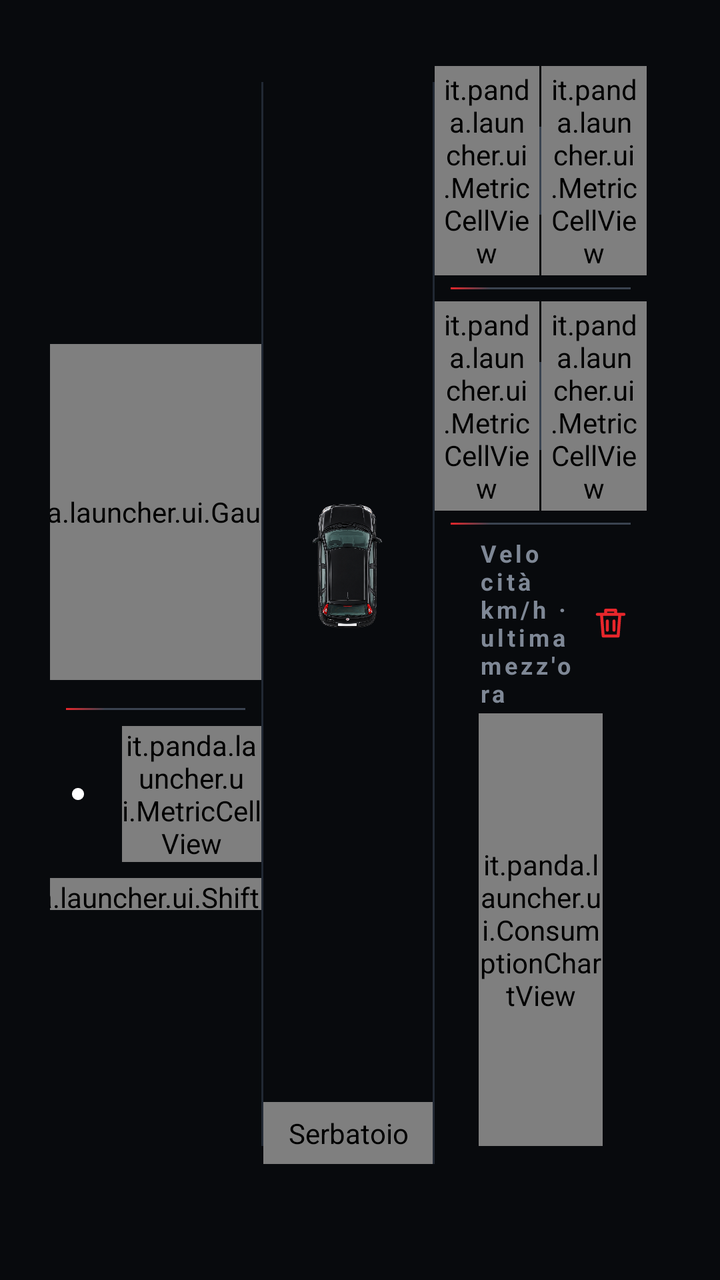
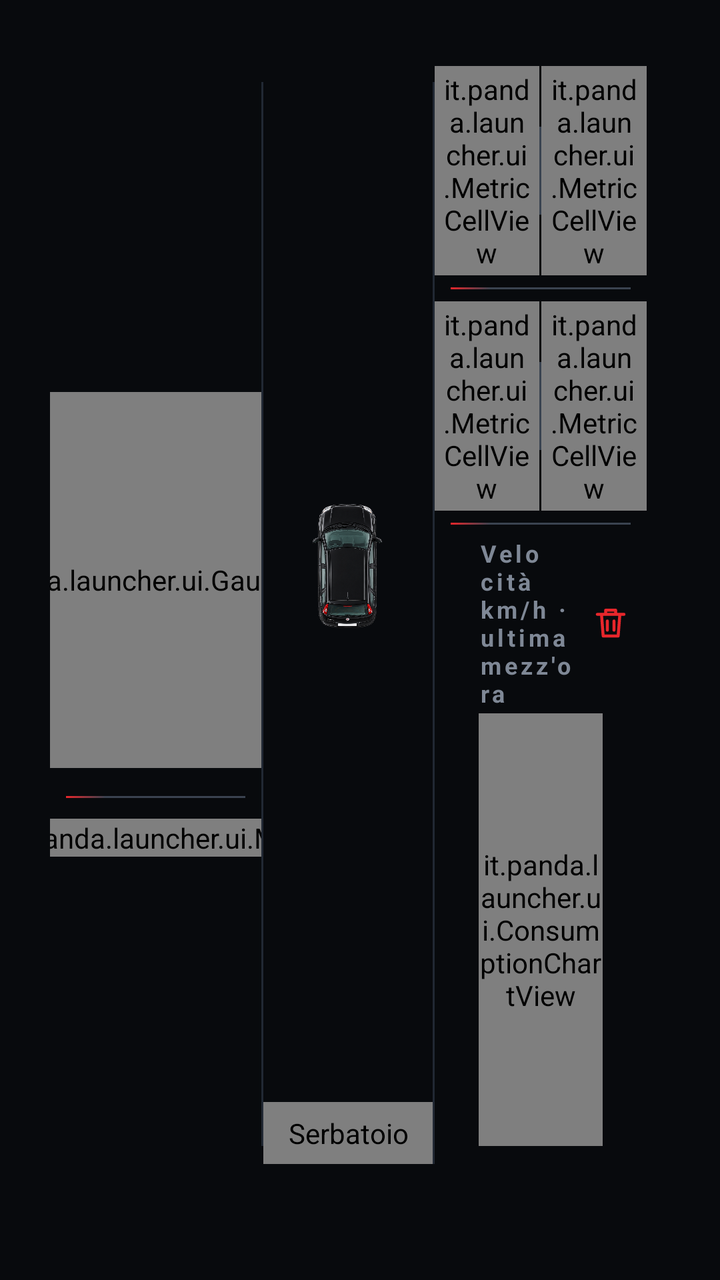

Two renders of the same Android screen: before a commit and after it. Below are the layout's source before the change and the commit's diff.
<!-- AndroidManifest.xml: application theme Theme.Panda -->
<!-- res/layout/page_home.xml -->
<?xml version="1.0" encoding="utf-8"?>
<LinearLayout xmlns:android="http://schemas.android.com/apk/res/android"
    xmlns:app="http://schemas.android.com/apk/res-auto"
    android:layout_width="match_parent"
    android:layout_height="match_parent"
    android:baselineAligned="false"
    android:orientation="horizontal"
    android:paddingStart="25dp"
    android:paddingTop="33dp"
    android:paddingEnd="36.5dp"
    android:paddingBottom="22dp">

    
    <LinearLayout
        android:layout_width="0dp"
        android:layout_height="match_parent"
        android:layout_weight="1"
        android:gravity="center"
        android:orientation="vertical"
        android:paddingBottom="24dp">

        
        <LinearLayout
            android:id="@+id/home_extra_block"
            android:layout_width="match_parent"
            android:layout_height="wrap_content"
            android:orientation="vertical"
            android:visibility="gone">

        <LinearLayout
            android:id="@+id/home_nav_block"
            android:layout_width="match_parent"
            android:layout_height="wrap_content"
            android:orientation="vertical">

        <LinearLayout
            android:layout_width="match_parent"
            android:layout_height="76dp"
            android:layout_marginStart="8dp"
            android:layout_marginEnd="8dp"
            android:gravity="center_vertical"
            android:orientation="horizontal">

            <ImageView
                android:id="@+id/home_nav_arrow"
                android:layout_width="64dp"
                android:layout_height="64dp"
                android:importantForAccessibility="no"
                android:scaleType="fitCenter"
                android:src="@drawable/ic_navigation" />

            <LinearLayout
                android:layout_width="0dp"
                android:layout_height="wrap_content"
                android:layout_marginStart="12dp"
                android:layout_weight="1"
                android:gravity="center_vertical"
                android:orientation="vertical">

                <TextView
                    android:id="@+id/home_nav_distance"
                    style="@style/TileValue"
                    android:includeFontPadding="false"
                    android:singleLine="true"
                    android:textColor="@color/accent"
                    android:textSize="30sp" />

                <TextView
                    android:id="@+id/home_nav_text"
                    android:layout_width="match_parent"
                    android:layout_height="wrap_content"
                    android:layout_marginTop="2dp"
                    android:ellipsize="end"
                    android:maxLines="2"
                    android:textColor="@color/text"
                    android:textSize="14sp" />
            </LinearLayout>
        </LinearLayout>

        
        <LinearLayout
            android:layout_width="match_parent"
            android:layout_height="wrap_content"
            android:layout_marginTop="8dp"
            android:baselineAligned="false"
            android:orientation="horizontal">

            <it.panda.launcher.ui.MetricCellView
                android:id="@+id/home_nav_time"
                android:layout_width="0dp"
                android:layout_height="wrap_content"
                android:layout_weight="1"
                android:layout_marginStart="8dp"
                android:layout_marginEnd="4dp"
                android:background="@drawable/bg_nav_chip"
                android:paddingStart="8dp"
                android:paddingTop="6dp"
                android:paddingEnd="8dp"
                android:paddingBottom="6dp"
                app:centered="true"
                app:valueSize="22sp"
                app:unit="" />

            <it.panda.launcher.ui.MetricCellView
                android:id="@+id/home_nav_arrival"
                android:layout_width="0dp"
                android:layout_height="wrap_content"
                android:layout_weight="1"
                android:layout_marginStart="4dp"
                android:layout_marginEnd="8dp"
                android:background="@drawable/bg_nav_chip"
                android:paddingStart="8dp"
                android:paddingTop="6dp"
                android:paddingEnd="8dp"
                android:paddingBottom="6dp"
                app:centered="true"
                app:valueSize="22sp"
                app:unit="" />
        </LinearLayout>
        </LinearLayout>

        
        <LinearLayout
            android:id="@+id/home_radio_block"
            android:layout_width="match_parent"
            android:layout_height="76dp"
            android:layout_marginStart="8dp"
            android:layout_marginEnd="8dp"
            android:gravity="center_vertical"
            android:orientation="horizontal"
            android:visibility="gone">

            <ImageView
                android:id="@+id/home_radio_art"
                android:layout_width="64dp"
                android:layout_height="64dp"
                android:importantForAccessibility="no"
                android:scaleType="fitCenter"
                android:src="@drawable/ic_album" />

            <LinearLayout
                android:layout_width="0dp"
                android:layout_height="wrap_content"
                android:layout_marginStart="12dp"
                android:layout_weight="1"
                android:gravity="center_vertical"
                android:orientation="vertical">

                <TextView
                    android:id="@+id/home_radio_title"
                    style="@style/TileValue"
                    android:ellipsize="end"
                    android:includeFontPadding="false"
                    android:singleLine="true"
                    android:textColor="@color/accent"
                    android:textSize="26sp" />

                <TextView
                    android:id="@+id/home_radio_text"
                    android:layout_width="match_parent"
                    android:layout_height="wrap_content"
                    android:layout_marginTop="2dp"
                    android:ellipsize="end"
                    android:maxLines="2"
                    android:textColor="@color/text"
                    android:textSize="14sp" />
            </LinearLayout>
        </LinearLayout>

        <View
            android:layout_width="match_parent"
            android:layout_height="1dp"
            android:layout_marginStart="8dp"
            android:layout_marginTop="10dp"
            android:layout_marginEnd="8dp"
            android:layout_marginBottom="30dp"
            android:background="@drawable/bg_sep_racing" />
        </LinearLayout>

        <it.panda.launcher.ui.GaugeView
            android:id="@+id/speed_gauge"
            android:layout_width="210dp"
            android:layout_height="168dp" />

        <View
            android:layout_width="match_parent"
            android:layout_height="1dp"
            android:layout_marginStart="8dp"
            android:layout_marginTop="14dp"
            android:layout_marginEnd="8dp"
            android:layout_marginBottom="8dp"
            android:background="@drawable/bg_sep_racing" />

        
        <LinearLayout
            android:layout_width="wrap_content"
            android:layout_height="wrap_content"
            android:gravity="center_vertical"
            android:orientation="horizontal">

            <ImageView
                android:id="@+id/rpm_shift_arrow"
                android:layout_width="28dp"
                android:layout_height="28dp"
                android:layout_marginEnd="8dp"
                android:contentDescription="@string/shift_up"
                android:src="@drawable/ic_shift_neutral" />

            <it.panda.launcher.ui.MetricCellView
                android:id="@+id/cell_rpm"
                android:layout_width="wrap_content"
                android:layout_height="wrap_content"
                android:background="@android:color/transparent"
                android:paddingStart="0dp"
                android:paddingTop="0dp"
                android:paddingEnd="0dp"
                android:paddingBottom="0dp"
                app:unit="@string/unit_rpm"
                app:valueSize="36sp"
                app:valueTemplate="0,0" />
        </LinearLayout>

        <it.panda.launcher.ui.ShiftLightsView
            android:id="@+id/rpm_bar"
            android:layout_width="210dp"
            android:layout_height="16dp"
            android:layout_marginTop="8dp" />
    </LinearLayout>

    <View
        android:layout_width="1dp"
        android:layout_height="match_parent"
        android:layout_marginTop="8dp"
        android:layout_marginBottom="45dp"
        android:background="@color/line" />

    
    <LinearLayout
        android:layout_width="0dp"
        android:layout_height="match_parent"
        android:layout_weight="0.8"
        android:orientation="vertical">

        <ImageView
            android:id="@+id/car_image"
            android:layout_width="match_parent"
            android:layout_height="0dp"
            android:layout_marginStart="24dp"
            android:layout_marginEnd="24dp"
            android:layout_weight="1"
            android:contentDescription="@string/app_name"
            android:scaleType="fitCenter"
            android:src="@drawable/car_panda_top" />

        
        <LinearLayout
            android:layout_width="match_parent"
            android:layout_height="wrap_content"
            android:layout_marginTop="18dp"
            android:layout_marginBottom="36dp"
            android:orientation="vertical">

            <it.panda.launcher.ui.MetricCellView
                android:id="@+id/cell_fuel"
                android:layout_width="match_parent"
                android:layout_height="wrap_content"
                android:background="@android:color/transparent"
                android:contentDescription="@string/label_fuel"
                android:paddingStart="0dp"
                android:paddingTop="6dp"
                android:paddingEnd="0dp"
                android:paddingBottom="6dp"
                app:centerContent="true"
                app:icon="fuel"
                app:iconSize="40dp"
                app:valueSize="38sp"
                app:unit="@string/unit_percent" />
        </LinearLayout>
    </LinearLayout>

    <View
        android:layout_width="1dp"
        android:layout_height="match_parent"
        android:layout_marginTop="8dp"
        android:layout_marginBottom="36dp"
        android:background="@color/line" />

    
    <LinearLayout
        android:layout_width="0dp"
        android:layout_height="match_parent"
        android:layout_weight="1"
        android:orientation="vertical"
        android:paddingBottom="45dp">

        <LinearLayout
            android:layout_width="match_parent"
            android:layout_height="wrap_content"
            android:baselineAligned="false"
            android:orientation="horizontal">

            <it.panda.launcher.ui.MetricCellView
                android:id="@+id/cell_distance"
                android:layout_width="0dp"
                android:layout_height="wrap_content"
                android:layout_weight="1"
                android:background="@android:color/transparent"
                android:paddingStart="4dp"
                android:paddingTop="2dp"
                android:paddingEnd="4dp"
                android:paddingBottom="2dp"
                app:centered="true"
                app:label="@string/label_distance"
                app:large="true"
                app:unit="@string/unit_km" />
            <View
                android:layout_width="1dp"
                android:layout_height="44dp"
                android:layout_gravity="center_vertical"
                android:background="@color/line_strong" />
            <it.panda.launcher.ui.MetricCellView
                android:id="@+id/cell_time"
                android:layout_width="0dp"
                android:layout_height="wrap_content"
                android:layout_weight="1"
                android:background="@android:color/transparent"
                android:paddingStart="4dp"
                android:paddingTop="2dp"
                android:paddingEnd="4dp"
                android:paddingBottom="2dp"
                app:centered="true"
                app:label="@string/label_time"
                app:large="true"
                app:unit="" />        </LinearLayout>

        <View
            android:layout_width="match_parent"
            android:layout_height="1dp"
            android:layout_marginStart="8dp"
            android:layout_marginTop="6dp"
            android:layout_marginEnd="8dp"
            android:layout_marginBottom="6dp"
            android:background="@drawable/bg_sep_racing" />

        <LinearLayout
            android:layout_width="match_parent"
            android:layout_height="wrap_content"
            android:baselineAligned="false"
            android:orientation="horizontal">

            <it.panda.launcher.ui.MetricCellView
                android:id="@+id/cell_fuel_pct"
                android:layout_width="0dp"
                android:layout_height="wrap_content"
                android:layout_weight="1"
                android:background="@android:color/transparent"
                android:paddingStart="4dp"
                android:paddingTop="2dp"
                android:paddingEnd="4dp"
                android:paddingBottom="2dp"
                app:centered="true"
                app:label="@string/label_fuel_pct"
                app:large="true"
                app:unit="@string/unit_percent" />
            <View
                android:layout_width="1dp"
                android:layout_height="44dp"
                android:layout_gravity="center_vertical"
                android:background="@color/line_strong" />
            <it.panda.launcher.ui.MetricCellView
                android:id="@+id/cell_fuel_used"
                android:layout_width="0dp"
                android:layout_height="wrap_content"
                android:layout_weight="1"
                android:background="@android:color/transparent"
                android:paddingStart="4dp"
                android:paddingTop="2dp"
                android:paddingEnd="4dp"
                android:paddingBottom="2dp"
                app:centered="true"
                app:label="@string/label_fuel_used"
                app:large="true"
                app:unit="@string/unit_l" />        </LinearLayout>

        
        <LinearLayout
            android:id="@+id/home_detail_block"
            android:layout_width="match_parent"
            android:layout_height="wrap_content"
            android:orientation="vertical"
            android:visibility="gone">

        <View
            android:layout_width="match_parent"
            android:layout_height="1dp"
            android:layout_marginStart="8dp"
            android:layout_marginTop="6dp"
            android:layout_marginEnd="8dp"
            android:layout_marginBottom="6dp"
            android:background="@drawable/bg_sep_racing" />

        <LinearLayout
            android:layout_width="match_parent"
            android:layout_height="wrap_content"
            android:baselineAligned="false"
            android:orientation="horizontal">

            <it.panda.launcher.ui.MetricCellView
                android:id="@+id/cell_avg_speed"
                android:layout_width="0dp"
                android:layout_height="wrap_content"
                android:layout_weight="1"
                android:background="@android:color/transparent"
                android:paddingStart="4dp"
                android:paddingTop="2dp"
                android:paddingEnd="4dp"
                android:paddingBottom="2dp"
                app:centered="true"
                app:label="@string/label_avg_speed"
                app:large="true"
                app:unit="@string/unit_kmh" />
            <View
                android:layout_width="1dp"
                android:layout_height="44dp"
                android:layout_gravity="center_vertical"
                android:background="@color/line_strong" />
            <it.panda.launcher.ui.MetricCellView
                android:id="@+id/cell_cost"
                android:layout_width="0dp"
                android:layout_height="wrap_content"
                android:layout_weight="1"
                android:background="@android:color/transparent"
                android:paddingStart="4dp"
                android:paddingTop="2dp"
                android:paddingEnd="4dp"
                android:paddingBottom="2dp"
                app:centered="true"
                app:label="@string/label_cost"
                app:large="true"
                app:unit="@string/unit_euro" />        </LinearLayout>
        </LinearLayout>

        <View
            android:layout_width="match_parent"
            android:layout_height="1dp"
            android:layout_marginStart="8dp"
            android:layout_marginTop="6dp"
            android:layout_marginEnd="8dp"
            android:layout_marginBottom="6dp"
            android:background="@drawable/bg_sep_racing" />

        
        <LinearLayout
            android:layout_width="match_parent"
            android:layout_height="wrap_content"
            android:gravity="center_vertical"
            android:orientation="horizontal"
            android:paddingStart="22dp"
            android:paddingEnd="0dp">

            <TextView
                style="@style/SectionLabel"
                android:layout_width="0dp"
                android:layout_height="wrap_content"
                android:layout_weight="1"
                android:text="@string/chart_caption_speed" />

            <ImageView
                android:id="@+id/trip_reset_small"
                android:layout_width="36dp"
                android:layout_height="36dp"
                android:background="?android:attr/selectableItemBackgroundBorderless"
                android:clickable="true"
                android:contentDescription="@string/trip_reset"
                android:focusable="true"
                android:padding="8dp"
                android:src="@drawable/ic_reset"
                android:tint="@color/racing" />
        </LinearLayout>

        <it.panda.launcher.ui.ConsumptionChartView
            android:id="@+id/consumption_chart"
            android:layout_width="match_parent"
            android:layout_height="0dp"
            android:layout_marginStart="22dp"
            android:layout_marginTop="2dp"
            android:layout_marginEnd="22dp"
            android:layout_weight="1"
            app:timeAxis="true" />
    </LinearLayout>
</LinearLayout>
<!-- resources referenced by this layout -->
<resources>
  <color name="accent">#FFC400</color>
  <color name="line">#212833</color>
  <color name="line_strong">#3A4350</color>
  <color name="racing">#E8262B</color>
  <color name="text">#F4F6F8</color>
  <!-- drawable bg_nav_chip (drawable) -->
  <?xml version="1.0" encoding="utf-8"?>
  <shape xmlns:android="http://schemas.android.com/apk/res/android" android:shape="rectangle">
      <solid android:color="#12FFFFFF" />
      <stroke android:width="1dp" android:color="#2EFFFFFF" />
      <corners android:radius="10dp" />
  </shape>
  <!-- drawable bg_sep_racing (drawable) -->
  <?xml version="1.0" encoding="utf-8"?>
  <shape xmlns:android="http://schemas.android.com/apk/res/android" android:shape="rectangle">
      <gradient
          android:angle="0"
          android:centerColor="#3A4350"
          android:centerX="0.22"
          android:endColor="#3A4350"
          android:startColor="#E8262B" />
  </shape>
  <!-- drawable ic_shift_neutral (drawable) -->
  <?xml version="1.0" encoding="utf-8"?>
  <vector xmlns:android="http://schemas.android.com/apk/res/android"
      android:width="24dp"
      android:height="24dp"
      android:viewportWidth="24"
      android:viewportHeight="24">
      <path
          android:fillColor="#FFFFFFFF"
          android:pathData="M12,12m-2.6,0a2.6,2.6 0 1,0 5.2,0a2.6,2.6 0 1,0 -5.2,0" />
  </vector>
  <string name="app_name">Panda Launcher</string>
  <string name="chart_caption_speed">Velocità km/h · ultima mezz\'ora</string>
  <string name="label_avg_speed">Velocità media</string>
  <string name="label_cost">Costo</string>
  <string name="label_distance">Distanza percorsa</string>
  <string name="label_fuel">Serbatoio</string>
  <string name="label_fuel_pct">Carburante consumato</string>
  <string name="label_fuel_used">Benzina consumata</string>
  <string name="label_time">Tempo trascorso</string>
  <string name="shift_up">cambia marcia</string>
  <string name="trip_reset">Azzera i dati</string>
  <string name="unit_euro">€</string>
  <string name="unit_km">km</string>
  <string name="unit_kmh">km/h</string>
  <string name="unit_l">l</string>
  <string name="unit_percent">%</string>
  <string name="unit_rpm">×1000 rpm</string>
  <style name="SectionLabel">
          <item name="android:layout_width">wrap_content</item>
          <item name="android:layout_height">wrap_content</item>
          <item name="android:textColor">@color/muted</item>
          <item name="android:textSize">12sp</item>
          <item name="android:letterSpacing">0.14</item>
          <item name="android:textStyle">bold</item>
      </style>
  <style name="TileValue">
          <item name="android:layout_width">wrap_content</item>
          <item name="android:layout_height">wrap_content</item>
          <item name="android:textColor">@color/text</item>
          <item name="android:textSize">24sp</item>
          <item name="android:textStyle">bold</item>
          <item name="android:fontFeatureSettings">tnum</item>
      </style>
  <style name="Theme.Panda" parent="@android:style/Theme.Material.NoActionBar">
          <item name="android:windowBackground">@color/bg</item>
          <item name="android:colorBackground">@color/bg</item>
          <item name="android:colorAccent">@color/accent</item>
          <item name="android:statusBarColor">@color/bg</item>
          <item name="android:navigationBarColor">@color/bg</item>
          <item name="android:textColorPrimary">@color/text</item>
          <item name="android:textColorSecondary">@color/muted</item>
      </style>
  <color name="muted">#7F8896</color>
  <color name="bg">#080A0D</color>
  <!-- unchanged entries left out for length: 4 -->
</resources>

<!-- the commit's change to res/layout/page_home.xml (unified diff, before → after) -->
@@ -24,18 +24,26 @@
             android:id="@+id/home_extra_block"
             android:layout_width="match_parent"
             android:layout_height="wrap_content"
+            android:clipChildren="false"
             android:orientation="vertical"
             android:visibility="gone">
 
+        
+        <FrameLayout
+            android:layout_width="match_parent"
+            android:layout_height="96dp"
+            android:translationY="-5dp">
+
         <LinearLayout
             android:id="@+id/home_nav_block"
             android:layout_width="match_parent"
-            android:layout_height="wrap_content"
-            android:orientation="vertical">
-
-        <LinearLayout
-            android:layout_width="match_parent"
-            android:layout_height="76dp"
+            android:layout_height="match_parent"
+            android:orientation="vertical"
+            android:visibility="gone">
+
+        <LinearLayout
+            android:layout_width="match_parent"
+            android:layout_height="96dp"
             android:layout_marginStart="8dp"
             android:layout_marginEnd="8dp"
             android:gravity="center_vertical"
@@ -43,8 +51,8 @@
 
             <ImageView
                 android:id="@+id/home_nav_arrow"
-                android:layout_width="64dp"
-                android:layout_height="64dp"
+                android:layout_width="80dp"
+                android:layout_height="80dp"
                 android:importantForAccessibility="no"
                 android:scaleType="fitCenter"
                 android:src="@drawable/ic_navigation" />
@@ -63,7 +71,7 @@
                     android:includeFontPadding="false"
                     android:singleLine="true"
                     android:textColor="@color/accent"
-                    android:textSize="30sp" />
+                    android:textSize="38sp" />
 
                 <TextView
                     android:id="@+id/home_nav_text"
@@ -73,77 +81,36 @@
                     android:ellipsize="end"
                     android:maxLines="2"
                     android:textColor="@color/text"
-                    android:textSize="14sp" />
+                    android:textSize="18sp" />
             </LinearLayout>
         </LinearLayout>
 
-        
-        <LinearLayout
-            android:layout_width="match_parent"
-            android:layout_height="wrap_content"
-            android:layout_marginTop="8dp"
-            android:baselineAligned="false"
+        </LinearLayout>
+
+        
+        <LinearLayout
+            android:id="@+id/home_radio_block"
+            android:layout_width="match_parent"
+            android:layout_height="96dp"
+            android:layout_marginStart="8dp"
+            android:layout_marginEnd="8dp"
+            android:gravity="center_vertical"
             android:orientation="horizontal">
-
-            <it.panda.launcher.ui.MetricCellView
-                android:id="@+id/home_nav_time"
-                android:layout_width="0dp"
-                android:layout_height="wrap_content"
-                android:layout_weight="1"
-                android:layout_marginStart="8dp"
-                android:layout_marginEnd="4dp"
-                android:background="@drawable/bg_nav_chip"
-                android:paddingStart="8dp"
-                android:paddingTop="6dp"
-                android:paddingEnd="8dp"
-                android:paddingBottom="6dp"
-                app:centered="true"
-                app:valueSize="22sp"
-                app:unit="" />
-
-            <it.panda.launcher.ui.MetricCellView
-                android:id="@+id/home_nav_arrival"
-                android:layout_width="0dp"
-                android:layout_height="wrap_content"
-                android:layout_weight="1"
-                android:layout_marginStart="4dp"
-                android:layout_marginEnd="8dp"
-                android:background="@drawable/bg_nav_chip"
-                android:paddingStart="8dp"
-                android:paddingTop="6dp"
-                android:paddingEnd="8dp"
-                android:paddingBottom="6dp"
-                app:centered="true"
-                app:valueSize="22sp"
-                app:unit="" />
-        </LinearLayout>
-        </LinearLayout>
-
-        
-        <LinearLayout
-            android:id="@+id/home_radio_block"
-            android:layout_width="match_parent"
-            android:layout_height="76dp"
-            android:layout_marginStart="8dp"
-            android:layout_marginEnd="8dp"
-            android:gravity="center_vertical"
-            android:orientation="horizontal"
-            android:visibility="gone">
 
             <ImageView
                 android:id="@+id/home_radio_art"
-                android:layout_width="64dp"
-                android:layout_height="64dp"
+                android:layout_width="80dp"
+                android:layout_height="80dp"
                 android:importantForAccessibility="no"
                 android:scaleType="fitCenter"
                 android:src="@drawable/ic_album" />
 
             <LinearLayout
                 android:layout_width="0dp"
-                android:layout_height="wrap_content"
+                android:layout_height="80dp"
                 android:layout_marginStart="12dp"
                 android:layout_weight="1"
-                android:gravity="center_vertical"
+                android:gravity="top"
                 android:orientation="vertical">
 
                 <TextView
@@ -153,7 +120,7 @@
                     android:includeFontPadding="false"
                     android:singleLine="true"
                     android:textColor="@color/accent"
-                    android:textSize="26sp" />
+                    android:textSize="36sp" />
 
                 <TextView
                     android:id="@+id/home_radio_text"
@@ -163,15 +130,94 @@
                     android:ellipsize="end"
                     android:maxLines="2"
                     android:textColor="@color/text"
-                    android:textSize="14sp" />
+                    android:textSize="18sp" />
             </LinearLayout>
         </LinearLayout>
 
+        
+        <LinearLayout
+            android:id="@+id/home_nav_more_block"
+            android:layout_width="match_parent"
+            android:layout_height="96dp"
+            android:layout_marginStart="8dp"
+            android:layout_marginEnd="8dp"
+            android:baselineAligned="false"
+            android:orientation="horizontal"
+            android:visibility="gone">
+
+            <LinearLayout
+                android:layout_width="0dp"
+                android:layout_height="match_parent"
+                android:layout_weight="1"
+                android:gravity="center"
+                android:orientation="vertical">
+
+                <TextView
+                    android:id="@+id/home_nav_arrival"
+                    style="@style/TileValue"
+                    android:gravity="center"
+                    android:includeFontPadding="false"
+                    android:singleLine="true"
+                    android:textColor="@color/accent"
+                    android:textSize="42sp" />
+
+                <TextView
+                    android:layout_width="match_parent"
+                    android:layout_height="wrap_content"
+                    android:gravity="center"
+                    android:text="@string/nav_arrival_label"
+                    android:textColor="@color/muted"
+                    android:textSize="15sp" />
+            </LinearLayout>
+
+            <View
+                android:layout_width="1dp"
+                android:layout_height="58dp"
+                android:layout_gravity="center_vertical"
+                android:background="@color/line_strong" />
+
+            <LinearLayout
+                android:layout_width="0dp"
+                android:layout_height="match_parent"
+                android:layout_weight="1"
+                android:gravity="center"
+                android:orientation="vertical">
+
+                <TextView
+                    android:id="@+id/home_nav_time"
+                    style="@style/TileValue"
+                    android:gravity="center"
+                    android:includeFontPadding="false"
+                    android:singleLine="true"
+                    android:textColor="@color/accent"
+                    android:textSize="42sp" />
+
+                <TextView
+                    android:layout_width="match_parent"
+                    android:layout_height="wrap_content"
+                    android:gravity="center"
+                    android:text="@string/nav_remaining_label"
+                    android:textColor="@color/muted"
+                    android:textSize="15sp" />
+            </LinearLayout>
+        </LinearLayout>
+        </FrameLayout>
+
+        
+        <LinearLayout
+            android:id="@+id/home_extra_dots"
+            android:layout_width="match_parent"
+            android:layout_height="wrap_content"
+            android:layout_marginTop="4dp"
+            android:gravity="center"
+            android:orientation="horizontal"
+            android:translationY="-5dp" />
+
         <View
             android:layout_width="match_parent"
             android:layout_height="1dp"
             android:layout_marginStart="8dp"
-            android:layout_marginTop="10dp"
+            android:layout_marginTop="6dp"
             android:layout_marginEnd="8dp"
             android:layout_marginBottom="30dp"
             android:background="@drawable/bg_sep_racing" />
@@ -179,8 +225,8 @@
 
         <it.panda.launcher.ui.GaugeView
             android:id="@+id/speed_gauge"
-            android:layout_width="210dp"
-            android:layout_height="168dp" />
+            android:layout_width="236dp"
+            android:layout_height="188dp" />
 
         <View
             android:layout_width="match_parent"
@@ -193,38 +239,39 @@
 
         
         <LinearLayout
-            android:layout_width="wrap_content"
+            android:layout_width="236dp"
             android:layout_height="wrap_content"
             android:gravity="center_vertical"
             android:orientation="horizontal">
 
             <ImageView
                 android:id="@+id/rpm_shift_arrow"
-                android:layout_width="28dp"
-                android:layout_height="28dp"
+                android:layout_width="24dp"
+                android:layout_height="24dp"
                 android:layout_marginEnd="8dp"
                 android:contentDescription="@string/shift_up"
                 android:src="@drawable/ic_shift_neutral" />
 
+            <it.panda.launcher.ui.ShiftLightsView
+                android:id="@+id/rpm_bar"
+                android:layout_width="0dp"
+                android:layout_height="14dp"
+                android:layout_weight="1" />
+
             <it.panda.launcher.ui.MetricCellView
                 android:id="@+id/cell_rpm"
                 android:layout_width="wrap_content"
                 android:layout_height="wrap_content"
+                android:layout_marginStart="10dp"
                 android:background="@android:color/transparent"
                 android:paddingStart="0dp"
                 android:paddingTop="0dp"
                 android:paddingEnd="0dp"
                 android:paddingBottom="0dp"
                 app:unit="@string/unit_rpm"
-                app:valueSize="36sp"
+                app:valueSize="22sp"
                 app:valueTemplate="0,0" />
         </LinearLayout>
-
-        <it.panda.launcher.ui.ShiftLightsView
-            android:id="@+id/rpm_bar"
-            android:layout_width="210dp"
-            android:layout_height="16dp"
-            android:layout_marginTop="8dp" />
     </LinearLayout>
 
     <View
<!-- resource entries referenced after the edit -->
@@ -5,13 +5,6 @@
   <color name="line_strong">#3A4350</color>
   <color name="racing">#E8262B</color>
   <color name="text">#F4F6F8</color>
-  <!-- drawable bg_nav_chip (drawable) -->
-  <?xml version="1.0" encoding="utf-8"?>
-  <shape xmlns:android="http://schemas.android.com/apk/res/android" android:shape="rectangle">
-      <solid android:color="#12FFFFFF" />
-      <stroke android:width="1dp" android:color="#2EFFFFFF" />
-      <corners android:radius="10dp" />
-  </shape>
   <!-- drawable bg_sep_racing (drawable) -->
   <?xml version="1.0" encoding="utf-8"?>
   <shape xmlns:android="http://schemas.android.com/apk/res/android" android:shape="rectangle">
@@ -42,6 +35,8 @@
   <string name="label_fuel_pct">Carburante consumato</string>
   <string name="label_fuel_used">Benzina consumata</string>
   <string name="label_time">Tempo trascorso</string>
+  <string name="nav_arrival_label">Arrivo</string>
+  <string name="nav_remaining_label">Rimanente</string>
   <string name="shift_up">cambia marcia</string>
   <string name="trip_reset">Azzera i dati</string>
   <string name="unit_euro">€</string>
